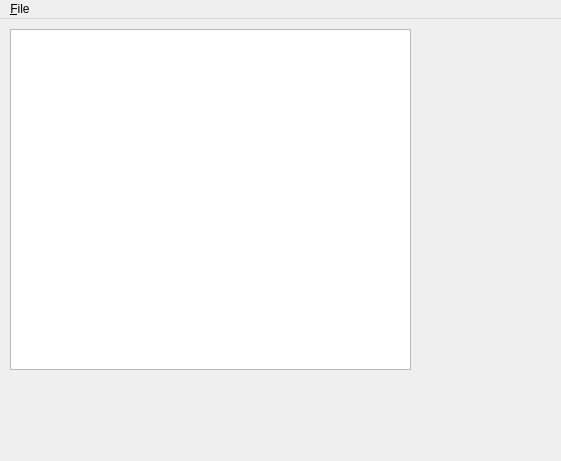
First picture: the form in mainwindow.ui, repository mikelortega/KelosQtOsm, before the edit; both pictures show x 0 to 561 and y 0 to 461 of the 1127 by 865 pixel window.
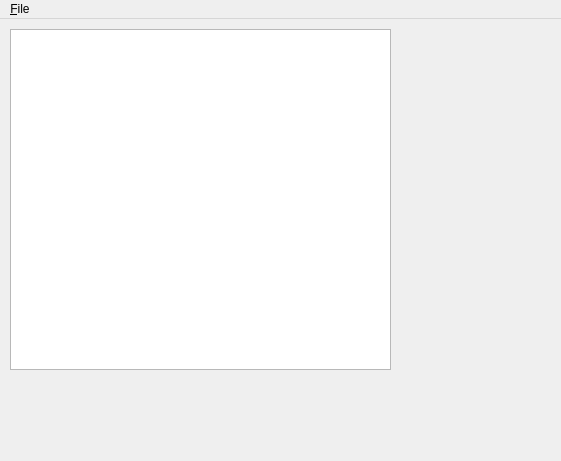
Second picture: the form after the edit.

The edit to the form file:
```diff
--- a/mainwindow.ui
+++ b/mainwindow.ui
@@ -19,7 +19,7 @@
      <rect>
       <x>10</x>
       <y>10</y>
-      <width>401</width>
+      <width>381</width>
       <height>341</height>
      </rect>
     </property>
```
